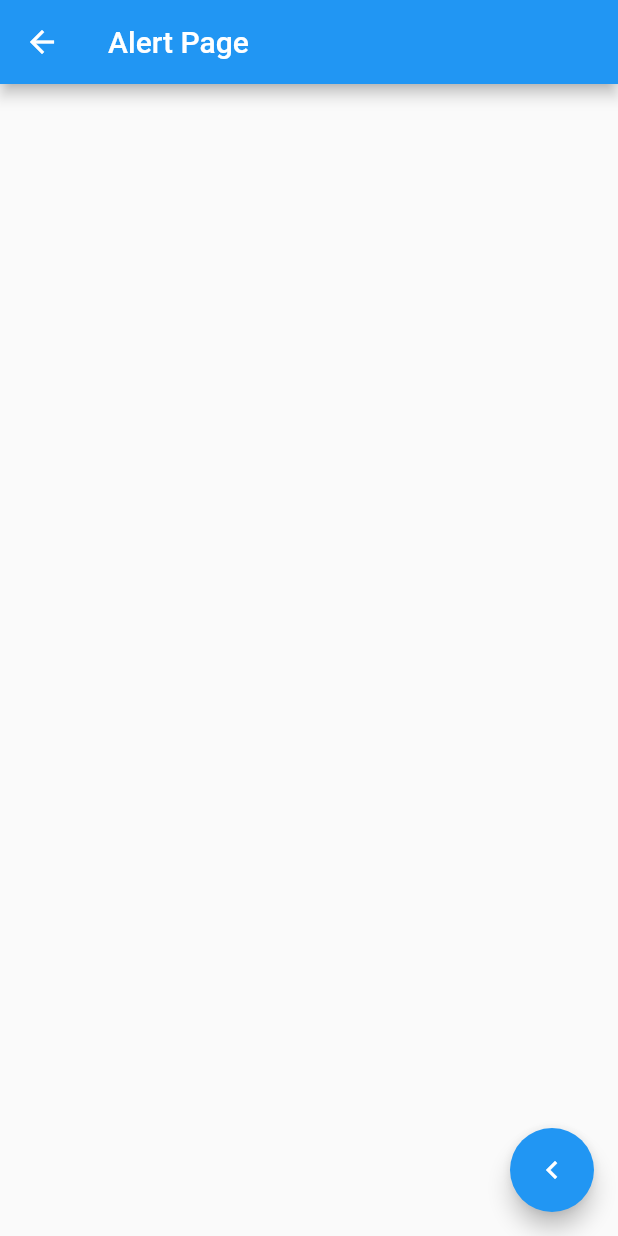
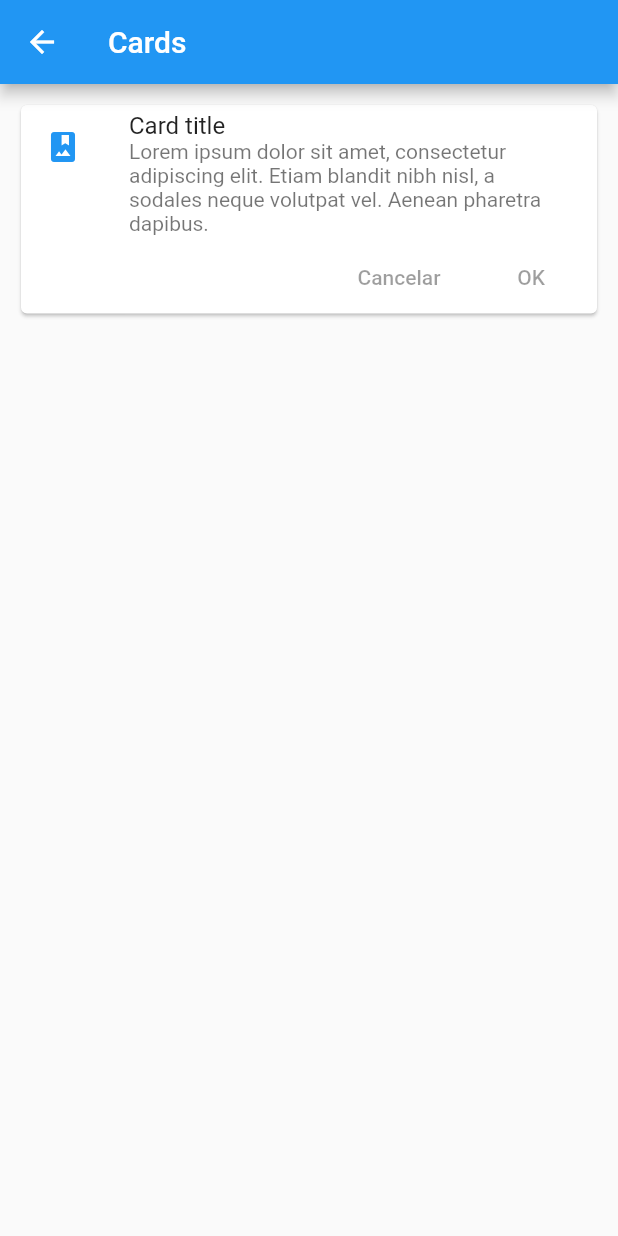
Before and after one commit to CristhoperDev/flutter_components, a Flutter app: the screen it shows after launch, after a tap on "Cards", on a phone screen of 412 x 824 dp. Run offline on Flutter 3.47's test engine with Material 2 defaults, Android fonts, the phone set to English and light mode, and no system bars.

Commit message:
Card Widge

```diff
--- /dev/null
+++ b/lib/src/pages/card_page.dart
@@ -0,0 +1,38 @@
+import 'package:flutter/material.dart';
+
+class CardPage extends StatelessWidget {
+  @override
+  Widget build(BuildContext context) {
+    return Scaffold(
+      appBar: AppBar(
+        title: Text('Cards'),
+      ),
+      body: ListView(
+        padding: EdgeInsets.all(10.0),
+        children: <Widget>[_cardType1()],
+      ),
+    );
+  }
+
+  Widget _cardType1() {
+    return Card(
+      child: Column(
+        children: <Widget>[
+          ListTile(
+            leading: Icon(Icons.photo_album, color: Colors.blue),
+            title: Text('Card title'),
+            subtitle: Text(
+                'Lorem ipsum dolor sit amet, consectetur adipiscing elit. Etiam blandit nibh nisl, a sodales neque volutpat vel. Aenean pharetra dapibus.'),
+          ),
+          Row(
+            mainAxisAlignment: MainAxisAlignment.end,
+            children: <Widget>[
+              FlatButton(onPressed: null, child: Text('Cancelar')),
+              FlatButton(onPressed: null, child: Text('OK')),
+            ],
+          ),
+        ],
+      ),
+    );
+  }
+}
--- a/lib/src/routes.dart
+++ b/lib/src/routes.dart
@@ -1,12 +1,14 @@
 import 'package:flutter/material.dart';
+import 'package:flutter_components/src/pages/home_page.dart';
 import 'package:flutter_components/src/pages/alert_page.dart';
 import 'package:flutter_components/src/pages/avatar_page.dart';
-import 'package:flutter_components/src/pages/home_page.dart';
+import 'package:flutter_components/src/pages/card_page.dart';
 
 Map<String, WidgetBuilder> getApplicationsRoutes() {
   return <String, WidgetBuilder> {
-    '/'       : ( BuildContext context) => HomePage(),
+    '/'      : ( BuildContext context) => HomePage(),
     'alert'  : ( BuildContext context) => AlertPage(),
-    'avatar' : ( BuildContext context) => AvatarPage()
+    'avatar' : ( BuildContext context) => AvatarPage(),
+    'card'   : ( BuildContext context) => CardPage(),
   };
 }
```
